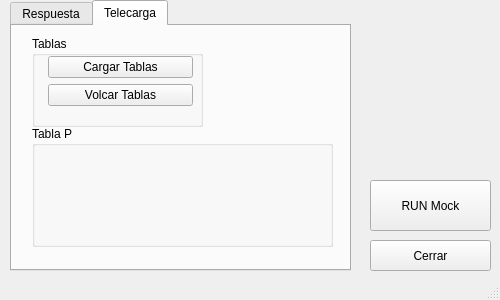
The window that MainWindow/MainWindow.ui (JuaBue/Mock_V2) describes before a commit, drawn with Qt 5.
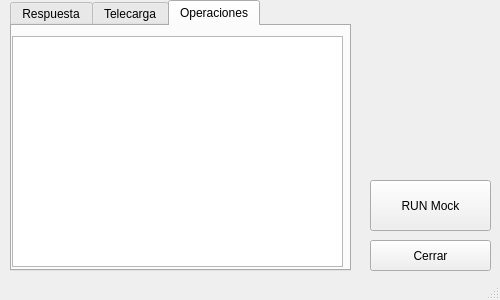
The same window after the commit. Icons and pictures are not drawn.

Commit message: Added a signal to get operation data from MockV2 class for displaying info in he UI

```diff
--- a/MainWindow/MainWindow.ui
+++ b/MainWindow/MainWindow.ui
@@ -44,7 +44,7 @@
     <property name="geometry">
      <rect>
       <x>410</x>
-      <y>130</y>
+      <y>120</y>
       <width>31</width>
       <height>31</height>
      </rect>
@@ -69,7 +69,7 @@
      </rect>
     </property>
     <property name="currentIndex">
-     <number>1</number>
+     <number>2</number>
     </property>
     <widget class="QWidget" name="tab">
      <attribute name="title">
@@ -254,12 +254,27 @@
       </property>
      </widget>
     </widget>
+    <widget class="QWidget" name="tab_operations">
+     <attribute name="title">
+      <string>Operaciones</string>
+     </attribute>
+     <widget class="QTableWidget" name="tableWidget">
+      <property name="geometry">
+       <rect>
+        <x>0</x>
+        <y>10</y>
+        <width>331</width>
+        <height>231</height>
+       </rect>
+      </property>
+     </widget>
+    </widget>
    </widget>
    <widget class="QLabel" name="logo">
     <property name="geometry">
      <rect>
-      <x>360</x>
-      <y>30</y>
+      <x>370</x>
+      <y>50</y>
       <width>121</width>
       <height>41</height>
      </rect>
```
Left out of the diff: 4 changed lines with no effect on the pictures. The commit also changes 2 other files.
